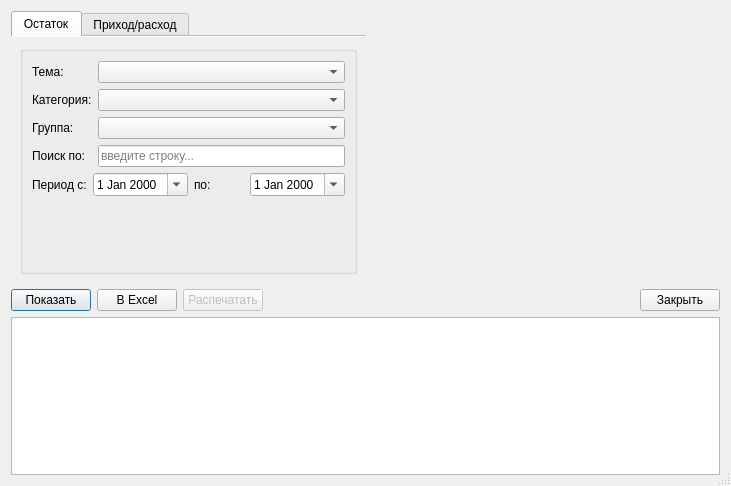
Qt form reportmanager.ui (igrekus/depot) before a commit.
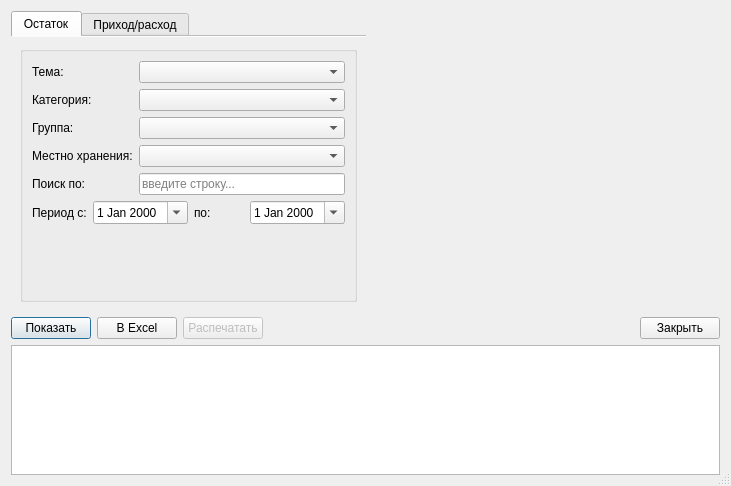
The same form after that commit.

Commit message: Добавл поиск по месту хранения в репортах

What changed in the file:
```diff
--- a/reportmanager.ui
+++ b/reportmanager.ui
@@ -88,15 +88,15 @@
               <item row="2" column="1">
                <widget class="QComboBox" name="comboGroup"/>
               </item>
-              <item row="3" column="0">
-               <widget class="QLabel" name="lblSearch_1">
+              <item row="4" column="0">
+               <widget class="QLabel" name="lblSearch">
                 <property name="text">
                  <string>Поиск по:</string>
                 </property>
                </widget>
               </item>
-              <item row="3" column="1">
-               <widget class="QLineEdit" name="editSearch_1">
+              <item row="4" column="1">
+               <widget class="QLineEdit" name="editSearch">
                 <property name="placeholderText">
                  <string>введите строку...</string>
                 </property>
@@ -105,6 +105,16 @@
                 </property>
                </widget>
               </item>
+              <item row="3" column="0">
+               <widget class="QLabel" name="lblLocation">
+                <property name="text">
+                 <string>Местно хранения:</string>
+                </property>
+               </widget>
+              </item>
+              <item row="3" column="1">
+               <widget class="QComboBox" name="comboLocation"/>
+              </item>
              </layout>
             </item>
             <item>
@@ -204,14 +214,14 @@
               <item row="2" column="1">
                <widget class="QComboBox" name="comboGroup_2"/>
               </item>
-              <item row="3" column="0">
+              <item row="4" column="0">
                <widget class="QLabel" name="lblSearch_2">
                 <property name="text">
                  <string>Поиск по:</string>
                 </property>
                </widget>
               </item>
-              <item row="3" column="1">
+              <item row="4" column="1">
                <widget class="QLineEdit" name="editSearch_2">
                 <property name="placeholderText">
                  <string>введите строку...</string>
@@ -221,6 +231,16 @@
                 </property>
                </widget>
               </item>
+              <item row="3" column="0">
+               <widget class="QLabel" name="lblLocation_2">
+                <property name="text">
+                 <string>Место хранения:</string>
+                </property>
+               </widget>
+              </item>
+              <item row="3" column="1">
+               <widget class="QComboBox" name="comboLocation_2"/>
+              </item>
              </layout>
             </item>
             <item>
```
The commit also changes 6 other files.
